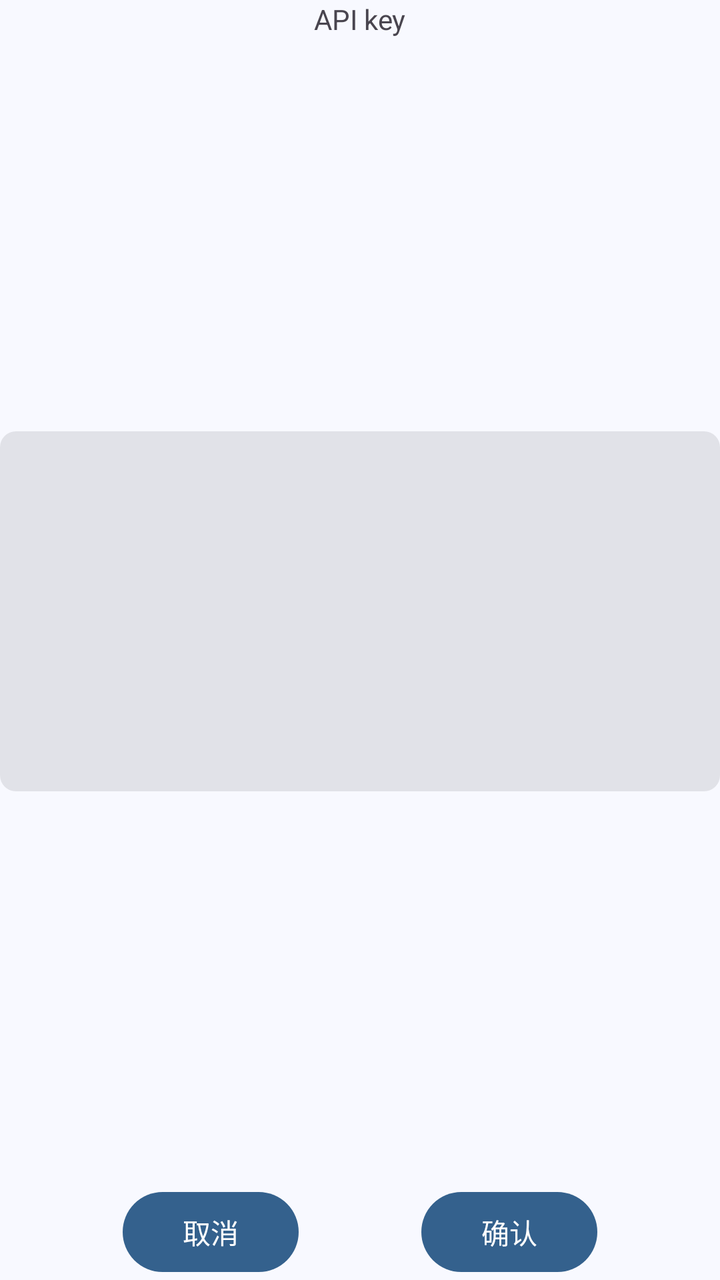
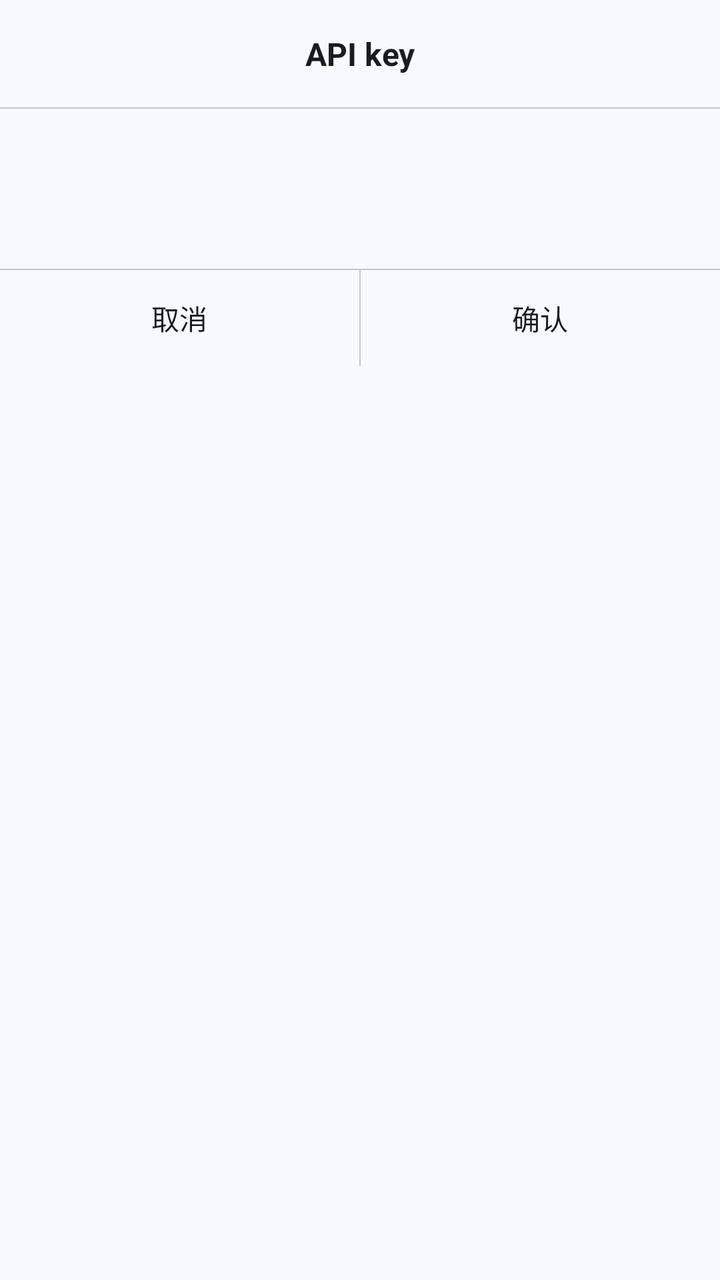

Screens rendered from an Android XML layout before and after an edit, with the pre-edit source and the edit as a unified diff.
<!-- AndroidManifest.xml: application theme Theme.MnemoAI -->
<!-- res/layout/dialog_fragment_api_key_setting.xml -->
<?xml version="1.0" encoding="utf-8"?>
<androidx.constraintlayout.widget.ConstraintLayout xmlns:android="http://schemas.android.com/apk/res/android"
    xmlns:app="http://schemas.android.com/apk/res-auto"
    xmlns:tools="http://schemas.android.com/tools"
    android:layout_width="match_parent"
    android:layout_height="match_parent">

    <com.google.android.material.textview.MaterialTextView
        android:id="@+id/apiKeyTitleTV"
        android:layout_width="wrap_content"
        android:layout_height="wrap_content"
        android:text="@string/setting_title_api_key"
        app:layout_constraintEnd_toEndOf="parent"
        app:layout_constraintStart_toStartOf="parent"
        app:layout_constraintTop_toTopOf="parent" />

    <EditText
        android:id="@+id/apiKeyET"
        android:layout_width="match_parent"
        android:layout_height="0dp"
        app:layout_constraintDimensionRatio="2:1"
        android:background="@drawable/bg_corner"
        android:gravity="center"
        android:minHeight="80dp"
        app:layout_constraintBottom_toTopOf="@+id/apiKeyCancelBtn"
        app:layout_constraintEnd_toEndOf="parent"
        app:layout_constraintStart_toStartOf="parent"
        app:layout_constraintTop_toBottomOf="@+id/apiKeyTitleTV" />

    <com.google.android.material.button.MaterialButton
        android:id="@+id/apiKeyCancelBtn"
        android:layout_width="wrap_content"
        android:layout_height="wrap_content"
        android:text="@string/cancel"
        app:layout_constraintBottom_toBottomOf="parent"
        app:layout_constraintEnd_toStartOf="@+id/apiKeyConfirmBtn"
        app:layout_constraintHorizontal_bias="0.5"
        app:layout_constraintStart_toStartOf="parent" />

    <com.google.android.material.button.MaterialButton
        android:id="@+id/apiKeyConfirmBtn"
        android:layout_width="wrap_content"
        android:layout_height="wrap_content"
        android:text="@string/confirm"
        app:layout_constraintBottom_toBottomOf="parent"
        app:layout_constraintEnd_toEndOf="parent"
        app:layout_constraintHorizontal_bias="0.5"
        app:layout_constraintStart_toEndOf="@+id/apiKeyCancelBtn" />



</androidx.constraintlayout.widget.ConstraintLayout>
<!-- resources referenced by this layout -->
<resources>
  <!-- drawable bg_corner (drawable) -->
  <?xml version="1.0" encoding="utf-8"?>
  <shape xmlns:android="http://schemas.android.com/apk/res/android">
      <solid android:color="?attr/colorSurfaceContainerHighest"/>
      <corners android:radius="8dp"/>
  </shape>
  <string name="cancel">取消</string>
  <string name="confirm">确认</string>
  <string name="setting_title_api_key">API key</string>
  <color name="md_theme_primary">#34618D</color>
  <color name="md_theme_onPrimary">#FFFFFF</color>
  <color name="md_theme_primaryContainer">#D0E4FF</color>
  <color name="md_theme_onPrimaryContainer">#164974</color>
  <color name="md_theme_secondary">#525F70</color>
  <color name="md_theme_onSecondary">#FFFFFF</color>
  <color name="md_theme_secondaryContainer">#D6E4F7</color>
  <color name="md_theme_onSecondaryContainer">#3B4857</color>
  <color name="md_theme_tertiary">#6A5779</color>
  <color name="md_theme_onTertiary">#FFFFFF</color>
  <color name="md_theme_tertiaryContainer">#F1DAFF</color>
  <color name="md_theme_onTertiaryContainer">#514060</color>
  <color name="md_theme_error">#BA1A1A</color>
  <color name="md_theme_onError">#FFFFFF</color>
  <color name="md_theme_errorContainer">#FFDAD6</color>
  <color name="md_theme_onErrorContainer">#93000A</color>
  <color name="md_theme_background">#F8F9FF</color>
  <color name="md_theme_onBackground">#191C20</color>
  <color name="md_theme_surface">#F8F9FF</color>
  <color name="md_theme_onSurface">#191C20</color>
  <color name="md_theme_surfaceVariant">#DFE3EB</color>
  <color name="md_theme_onSurfaceVariant">#42474E</color>
  <color name="md_theme_outline">#73777F</color>
  <color name="md_theme_outlineVariant">#C2C7CF</color>
  <color name="md_theme_inverseSurface">#2D3135</color>
  <color name="md_theme_inverseOnSurface">#EFF0F7</color>
  <color name="md_theme_inversePrimary">#9FCAFC</color>
  <color name="md_theme_primaryFixed">#D0E4FF</color>
  <color name="md_theme_onPrimaryFixed">#001D35</color>
  <color name="md_theme_primaryFixedDim">#9FCAFC</color>
  <color name="md_theme_onPrimaryFixedVariant">#164974</color>
  <color name="md_theme_secondaryFixed">#D6E4F7</color>
  <color name="md_theme_onSecondaryFixed">#0F1C2A</color>
  <color name="md_theme_secondaryFixedDim">#BAC8DB</color>
  <color name="md_theme_onSecondaryFixedVariant">#3B4857</color>
  <color name="md_theme_tertiaryFixed">#F1DAFF</color>
  <color name="md_theme_onTertiaryFixed">#241432</color>
  <color name="md_theme_tertiaryFixedDim">#D5BEE5</color>
  <color name="md_theme_onTertiaryFixedVariant">#514060</color>
  <color name="md_theme_surfaceDim">#D8DAE0</color>
  <color name="md_theme_surfaceBright">#F8F9FF</color>
  <color name="md_theme_surfaceContainerLowest">#FFFFFF</color>
  <color name="md_theme_surfaceContainerLow">#F2F3F9</color>
  <color name="md_theme_surfaceContainer">#ECEEF4</color>
  <color name="md_theme_surfaceContainerHigh">#E6E8EE</color>
  <color name="md_theme_surfaceContainerHighest">#E1E2E8</color>
  <color name="awaiting_learning">#64748B</color>
  <color name="reviewing">#F59E0B</color>
  <color name="mastered">#22C55E</color>
  <!-- unchanged entries left out for length: 1 -->
</resources>

<!-- the commit's change to res/layout/dialog_fragment_api_key_setting.xml (unified diff, before → after) -->
@@ -5,47 +5,87 @@
     android:layout_width="match_parent"
     android:layout_height="match_parent">
 
-    <com.google.android.material.textview.MaterialTextView
-        android:id="@+id/apiKeyTitleTV"
-        android:layout_width="wrap_content"
+    <LinearLayout
+        android:id="@+id/dialogTitle"
+        android:layout_width="match_parent"
         android:layout_height="wrap_content"
-        android:text="@string/setting_title_api_key"
+        android:orientation="vertical"
         app:layout_constraintEnd_toEndOf="parent"
         app:layout_constraintStart_toStartOf="parent"
-        app:layout_constraintTop_toTopOf="parent" />
+        app:layout_constraintTop_toTopOf="parent" >
+        <com.google.android.material.textview.MaterialTextView
+            android:id="@+id/textView7"
+            android:layout_width="match_parent"
+            android:layout_height="wrap_content"
+            android:gravity="center"
+            android:padding="16dp"
+            android:text="@string/setting_title_api_key"
+            android:textSize="@dimen/text_size_title_medium"
+            android:textColor="?attr/colorOnSurface"
+            android:textStyle="bold" />
+
+        <com.google.android.material.divider.MaterialDivider
+            android:id="@+id/titleDivider"
+            android:layout_width="match_parent"
+            android:layout_height="0.5dp"
+            app:dividerColor="?attr/colorOutlineVariant" />
+    </LinearLayout>
 
     <EditText
         android:id="@+id/apiKeyET"
         android:layout_width="match_parent"
         android:layout_height="0dp"
-        app:layout_constraintDimensionRatio="2:1"
-        android:background="@drawable/bg_corner"
         android:gravity="center"
         android:minHeight="80dp"
-        app:layout_constraintBottom_toTopOf="@+id/apiKeyCancelBtn"
+        android:padding="16dp"
+        android:backgroundTint="@android:color/transparent"
+        android:selectAllOnFocus="true"
         app:layout_constraintEnd_toEndOf="parent"
         app:layout_constraintStart_toStartOf="parent"
-        app:layout_constraintTop_toBottomOf="@+id/apiKeyTitleTV" />
+        app:layout_constraintTop_toBottomOf="@+id/dialogTitle" />
 
-    <com.google.android.material.button.MaterialButton
-        android:id="@+id/apiKeyCancelBtn"
-        android:layout_width="wrap_content"
+    <LinearLayout
+        android:id="@+id/linearLayout2"
+        android:layout_width="match_parent"
         android:layout_height="wrap_content"
-        android:text="@string/cancel"
-        app:layout_constraintBottom_toBottomOf="parent"
-        app:layout_constraintEnd_toStartOf="@+id/apiKeyConfirmBtn"
-        app:layout_constraintHorizontal_bias="0.5"
-        app:layout_constraintStart_toStartOf="parent" />
+        android:orientation="vertical"
+        app:layout_constraintTop_toBottomOf="@+id/apiKeyET">
 
-    <com.google.android.material.button.MaterialButton
-        android:id="@+id/apiKeyConfirmBtn"
-        android:layout_width="wrap_content"
-        android:layout_height="wrap_content"
-        android:text="@string/confirm"
-        app:layout_constraintBottom_toBottomOf="parent"
-        app:layout_constraintEnd_toEndOf="parent"
-        app:layout_constraintHorizontal_bias="0.5"
-        app:layout_constraintStart_toEndOf="@+id/apiKeyCancelBtn" />
+        <com.google.android.material.divider.MaterialDivider
+            android:layout_width="match_parent"
+            android:layout_height="0.5dp"
+            app:dividerColor="?attr/colorOutlineVariant" />
+
+        <LinearLayout
+            android:layout_width="match_parent"
+            android:layout_height="match_parent">
+
+            <com.google.android.material.button.MaterialButton
+                android:id="@+id/cancelBtn"
+                android:layout_width="0dp"
+                android:layout_height="wrap_content"
+                android:layout_weight="1"
+                android:backgroundTint="@android:color/transparent"
+                android:text="@string/cancel"
+                android:textColor="?attr/colorOnSurface"
+                android:textSize="@dimen/text_size_body_medium" />
+
+            <com.google.android.material.divider.MaterialDivider
+                android:layout_width="0.5dp"
+                android:layout_height="match_parent"
+                app:dividerColor="?attr/colorOutlineVariant" />
+
+            <com.google.android.material.button.MaterialButton
+                android:id="@+id/confirmBtn"
+                android:layout_width="0dp"
+                android:layout_height="wrap_content"
+                android:layout_weight="1"
+                android:backgroundTint="@android:color/transparent"
+                android:text="@string/confirm"
+                android:textColor="?attr/colorOnSurface" />
+        </LinearLayout>
+
+    </LinearLayout>
 
 
 
<!-- resource entries referenced after the edit -->
@@ -1,11 +1,7 @@
 <!-- resources referenced by this layout -->
 <resources>
-  <!-- drawable bg_corner (drawable) -->
-  <?xml version="1.0" encoding="utf-8"?>
-  <shape xmlns:android="http://schemas.android.com/apk/res/android">
-      <solid android:color="?attr/colorSurfaceContainerHighest"/>
-      <corners android:radius="8dp"/>
-  </shape>
+  <dimen name="text_size_body_medium">14sp</dimen>
+  <dimen name="text_size_title_medium">16sp</dimen>
   <string name="cancel">取消</string>
   <string name="confirm">确认</string>
   <string name="setting_title_api_key">API key</string>
